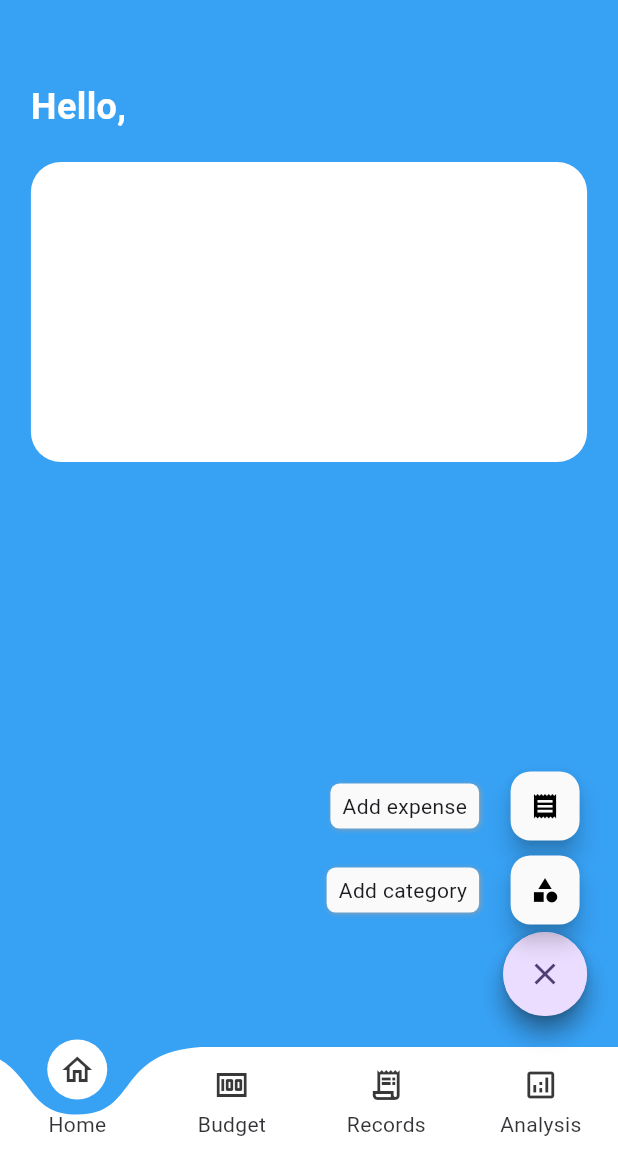
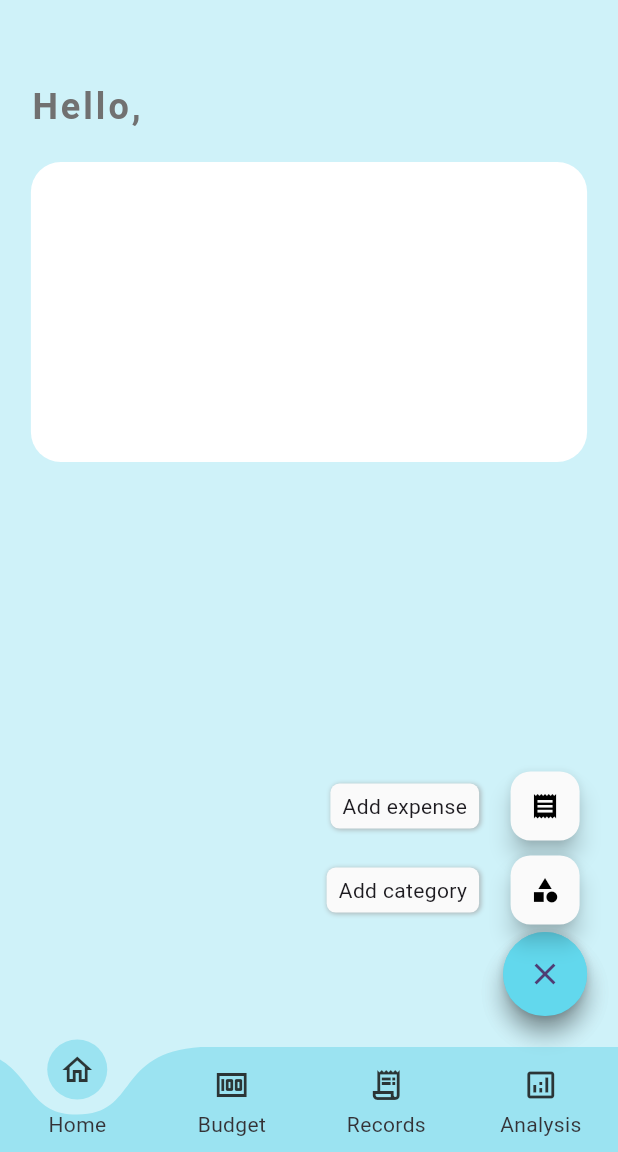
Before and after one commit to idk099/Xpenso-tracker, a Flutter app: the screen it shows once a user with an empty profile is signed in, after a tap on the "add" icon, on a phone screen of 412 x 824 dp, the part 84-1236 px from its top. Run offline on Flutter 3.47's test engine with Material 3 defaults, Android fonts, the phone set to English and light mode, and no system bars; drawn by our look-alikes of curved_labeled_navigation_bar, flutter_speed_dial; our stand-ins replace cloud_firestore, firebase_auth, firebase_core, get, google_sign_in, lottie; accounts and stored records are empty.

Commit message:
records implemented

```diff
--- a/lib/screens/otherscreens/analysis.dart
+++ b/lib/screens/otherscreens/analysis.dart
@@ -11,7 +11,20 @@ class _AnalysisState extends State<Analysis> {
   @override
   Widget build(BuildContext context) {
     return Scaffold(
-      backgroundColor: Colors.red,
-    );
+        appBar: AppBar(
+      flexibleSpace: Center(
+          child: Padding(
+        padding: const EdgeInsets.only(
+          top: 30,
+        ),
+        child: SizedBox(
+            height: 120,
+            child: Image.asset(
+              'assets/images/appbarlogo.png',
+              fit: BoxFit.cover,
+            )),
+      )),
+      backgroundColor: Colors.blue,
+    ));
   }
 }
--- a/lib/screens/otherscreens/budget.dart
+++ b/lib/screens/otherscreens/budget.dart
@@ -11,7 +11,20 @@ class _BudgetState extends State<Budget> {
   @override
   Widget build(BuildContext context) {
     return Scaffold(
-      backgroundColor: Colors.amber,
-    );
+        appBar: AppBar(
+      flexibleSpace: Center(
+          child: Padding(
+        padding: const EdgeInsets.only(
+          top: 30,
+        ),
+        child: SizedBox(
+            height: 120,
+            child: Image.asset(
+              'assets/images/appbarlogo.png',
+              fit: BoxFit.cover,
+            )),
+      )),
+      backgroundColor: Colors.blue,
+    ));
   }
 }
--- a/lib/screens/otherscreens/homepage.dart
+++ b/lib/screens/otherscreens/homepage.dart
@@ -23,8 +23,7 @@ class _HomeState extends State<Home> {
     double screenWidth = MediaQuery.of(context).size.width;
     double responsivePadding = screenWidth * 0.05;
     return Scaffold(
-
-      backgroundColor: Colors.blue,
+      backgroundColor: Color(0xffcaf0f8),
       appBar: AppBar(
           flexibleSpace: Center(
               child: Padding(
@@ -55,6 +54,7 @@ class _HomeState extends State<Home> {
             bottom: responsivePadding, // Adjust as needed
             right: responsivePadding, // Adjust as needed
             child: SpeedDial(
+              backgroundColor: Color.fromARGB(255, 98, 216, 237),
               activeIcon: Icons.close,
               icon: Icons.add,
               overlayOpacity: 0.1,
@@ -71,7 +71,7 @@ class _HomeState extends State<Home> {
                         ));
                   },
                 ),
-                 SpeedDialChild(
+                SpeedDialChild(
                   child: Icon(Icons.receipt),
                   label: 'Add expense',
                   onTap: () {
@@ -127,8 +127,9 @@ class _HomeState extends State<Home> {
                               child: Text(
                                 'Hello, $userName',
                                 style: TextStyle(
+                                    letterSpacing: 2,
                                     fontSize: 24,
-                                    color: Colors.white,
+                                    color: Colors.grey[700],
                                     fontWeight: FontWeight.bold),
                               ),
                             ),
--- a/lib/screens/otherscreens/layout.dart
+++ b/lib/screens/otherscreens/layout.dart
@@ -6,11 +6,8 @@ import 'package:xpenso/screens/otherscreens/budget.dart';
 import 'package:xpenso/screens/otherscreens/homepage.dart';
 import 'package:xpenso/screens/otherscreens/records.dart';
 
-
-
 class Pagelayout extends StatefulWidget {
   const Pagelayout({super.key});
-
 
   @override
   State<Pagelayout> createState() => _MyHomePageState();
@@ -18,8 +15,6 @@ class Pagelayout extends StatefulWidget {
 
 class _MyHomePageState extends State<Pagelayout> {
   @override
-
-
   int _currentIndex = 0;
 
   final _page1 = GlobalKey<NavigatorState>();
@@ -36,10 +31,7 @@ class _MyHomePageState extends State<Pagelayout> {
     // fast, so that you can just rebuild anything that needs updating rather
     // than having to individually change instances of widgets.
     return Scaffold(
-
       resizeToAvoidBottomInset: false,
-
-
       extendBody: true,
       body: IndexedStack(
         index: _currentIndex,
@@ -64,27 +56,22 @@ class _MyHomePageState extends State<Pagelayout> {
               settings: route,
               builder: (context) => Records(),
             ),
-
           ),
-           Navigator(
+          Navigator(
             key: _page4,
             onGenerateRoute: (route) => MaterialPageRoute(
               settings: route,
               builder: (context) => Analysis(),
             ),
           ),
-
         ],
-
       ),
       bottomNavigationBar: CurvedNavigationBar(
-
-
         backgroundColor: Colors.transparent,
+        color: Color(0xff90e0ef),
         animationCurve: Easing.legacyAccelerate,
-        animationDuration: Duration(milliseconds: 500),
-        items:  const [
-
+        animationDuration: Duration(milliseconds: 290),
+        items: const [
           CurvedNavigationBarItem(
             child: Icon(Icons.home_outlined),
             label: 'Home',
@@ -93,22 +80,17 @@ class _MyHomePageState extends State<Pagelayout> {
             child: Icon(Icons.money),
             label: 'Budget',
           ),
-
           CurvedNavigationBarItem(
             child: Icon(Icons.receipt_long_sharp),
             label: 'Records',
           ),
-
-           CurvedNavigationBarItem(
+          CurvedNavigationBarItem(
             child: Icon(Icons.analytics_outlined),
             label: 'Analysis',
           ),
         ],
         onTap: (index) {
-          if(index==4)
-          {
-
-          }
+          if (index == 4) {}
           setState(() {
             _currentIndex = index;
           });
--- a/lib/screens/otherscreens/records.dart
+++ b/lib/screens/otherscreens/records.dart
@@ -1,89 +1,104 @@
 import 'package:flutter/material.dart';
+import 'package:intl/intl.dart';
+import 'package:cloud_firestore/cloud_firestore.dart';
+import 'package:firebase_auth/firebase_auth.dart';
 
 class Records extends StatefulWidget {
-  const Records({super.key});
+  const Records({Key? key}) : super(key: key);
 
   @override
   State<Records> createState() => _RecordsState();
 }
 
 class _RecordsState extends State<Records> {
+  late TextEditingController _searchController;
+
+  @override
+  void initState() {
+    super.initState();
+    _searchController = TextEditingController();
+  }
+
   @override
   Widget build(BuildContext context) {
     return Scaffold(
-        appBar: AppBar(
-            flexibleSpace: Center(
-                child: Padding(
-              padding: const EdgeInsets.only(
-                top: 30,
-              ),
-              child: SizedBox(
-                  height: 120,
-                  child: Image.asset(
-                    'assets/images/appbarlogo.png',
-                    fit: BoxFit.cover,
-                  )),
-            )),
-            backgroundColor: Colors.blue,
-            actions: <Widget>[
-              IconButton(
-                  icon: Icon(
-                    Icons.ac_unit,
-                    color: Colors.white,
-                  ),
-                  onPressed: () async {
-                    Navigator.push(context, MaterialPageRoute(builder: (context) =>ListViewPage() ,));
-
-                  })
-            ]),
-        body: ListView(
+      appBar: AppBar(
+        backgroundColor: Colors.blue,
+        title: Text(
+          'Records',
+          style: TextStyle(color: Colors.white),
+        ),
+      ),
+      body: Container(
+        color: Color(0xffcaf0f8),
+        child: Column(
           children: [
-
-            Container(
-              height: 200,
-              width: 200,
-              color: Colors.black,
+            Expanded(
+              child: _buildExpenseList(),
             ),
-            Container(
-              height: 200,
-              width: 200,
-              color: Colors.red,
-            ),
-            Container(
-              height: 200,
-              width: 200,
-              color: Colors.green,
-            ),
-            Container(
-              height: 200,
-              width: 200,
-              color: Colors.yellow,
-            )
-            , Container(
-              height: 200,
-              width: 200,
-              color: Colors.blue,
-            )
           ],
-        ));
+        ),
+      ),
+    );
   }
 
+  Widget _buildExpenseList() {
+    return StreamBuilder<QuerySnapshot>(
+      stream: FirebaseFirestore.instance
+          .collection('User')
+          .doc(FirebaseAuth.instance.currentUser?.uid)
+          .collection('expenses')
+          .orderBy('added_date', descending: true)
+          .snapshots(),
+      builder: (context, snapshot) {
+        if (snapshot.connectionState == ConnectionState.waiting) {
+          return Center(child: CircularProgressIndicator());
+        }
+        final expenseDocs = snapshot.data?.docs ?? [];
+        return ListView.builder(
+          itemCount: expenseDocs.length,
+          itemBuilder: (context, index) {
+            final expenseData =
+                expenseDocs[index].data() as Map<String, dynamic>;
+            return ExpenseCard(
+              category: expenseData['category'],
+              amount: expenseData['amount'],
+              date: expenseData['added_date'].toDate(),
+            );
+          },
+        );
+      },
+    );
+  }
 
+  @override
+  void dispose() {
+    _searchController.dispose();
+    super.dispose();
   }
-  class ListViewPage extends StatelessWidget {
-  const ListViewPage({Key? key}) : super(key: key);
+}
+
+class ExpenseCard extends StatelessWidget {
+  final String category;
+  final int amount;
+  final DateTime date;
+
+  ExpenseCard({
+    required this.category,
+    required this.amount,
+    required this.date,
+  });
 
   @override
   Widget build(BuildContext context) {
-    return new Scaffold(
-      appBar: new AppBar(
-        title: new Text("Infinite List"),
-      ),
-      body: ListView.builder(
-        itemBuilder: (context, index) {
-          return ListTile(
-              leading: Text("$index"), title: Text("Number $index"));
-        },
+    return Card(
+      color: Color(0xff90e0ef),
+      margin: EdgeInsets.all(8.0),
+      child: ListTile(
+        leading: Icon(Icons.attach_money),
+        title: Text(category),
+        subtitle:
+            Text('\$$amount - ${DateFormat('dd MMMM yyyy').format(date)}'),
       ),
     );
   }
```
Also changed, not shown: lib/screens/otherscreens/addexpense.dart (+12 -9 lines).
